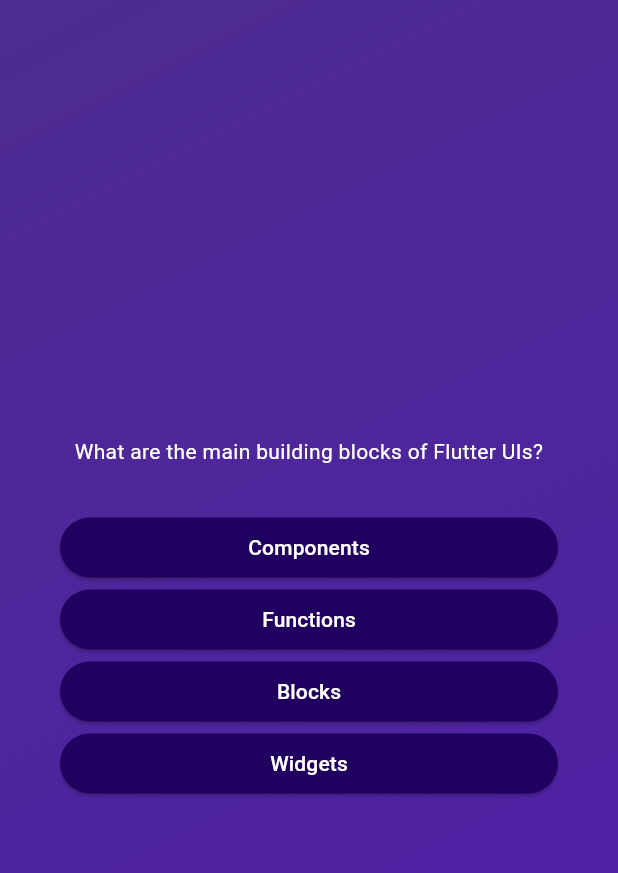
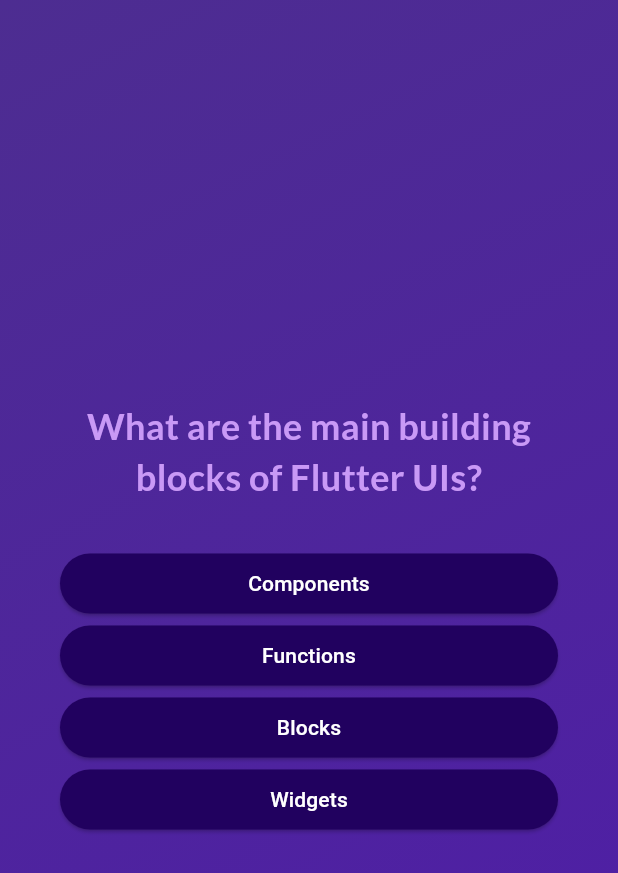
Before and after one commit to bordignonb/third, a Flutter app: the screen it shows after launch, after a tap on "Start Quiz", on a phone screen of 412 x 824 dp. Shown: the top 873 px of the screen. Run offline on Flutter 3.47's test engine with Material 3 defaults, Android fonts, the phone set to English and light mode, and no system bars; our stand-ins replace google_fonts.

Commit message:
lavoro quasi completato manca da affinare l'ultima pagina

```diff
--- a/lib/answer_button.dart
+++ b/lib/answer_button.dart
@@ -1,7 +1,8 @@
 import 'package:flutter/material.dart';
 
 class AnswerButton extends StatelessWidget {
-  const AnswerButton( {required this.answerText, required this.onTap,super.key});
+  const AnswerButton(
+      {required this.answerText, required this.onTap, super.key});
 
   final String answerText;
   final void Function() onTap;
@@ -10,13 +11,18 @@
   Widget build(context) {
     return ElevatedButton(
       onPressed: onTap,
-      style:ElevatedButton.styleFrom(
+      style: ElevatedButton.styleFrom(
         padding: const EdgeInsets.symmetric(vertical: 10, horizontal: 40),
         backgroundColor: const Color.fromARGB(255, 33, 1, 95),
         foregroundColor: Colors.white,
-        shape:RoundedRectangleBorder(borderRadius: BorderRadius.circular(40))
+        shape: RoundedRectangleBorder(
+          borderRadius: BorderRadius.circular(40),
+        ),
       ),
-      child: Text(answerText),
+      child: Text(
+        answerText,
+        textAlign: TextAlign.center,
+      ),
     );
     // TODO: implement build
     throw UnimplementedError();
--- a/lib/questions_screen.dart
+++ b/lib/questions_screen.dart
@@ -1,11 +1,13 @@
 import 'package:flutter/material.dart';
 import 'package:third_app/answer_button.dart';
 import 'package:third_app/models/quiz_question.dart';
-
+import 'package:google_fonts/google_fonts.dart';
 import 'data/questions.dart';
 
 class QuestionScreen extends StatefulWidget {
-  const QuestionScreen({super.key});
+  const QuestionScreen({super.key, required this.onSelectedAnswer});
+
+  final void Function(String answer) onSelectedAnswer;
 
   @override
   State<QuestionScreen> createState() {
@@ -14,11 +16,18 @@
 }
 
 class _QuestionScreenState extends State<QuestionScreen> {
-  var currentQuestionIndex=0;
+  var currentQuestionIndex = 0;
+
+  answerQuestion(String selectAnswer) {
+    widget.onSelectedAnswer(selectAnswer);
+    setState(() {
+      currentQuestionIndex++;
+    });
+  }
 
   @override
   Widget build(context) {
-    final currentQuestion = questions[0];
+    final currentQuestion = questions[currentQuestionIndex];
     return SizedBox(
       width: double.infinity,
       child: Container(
@@ -28,14 +37,24 @@
           crossAxisAlignment: CrossAxisAlignment.stretch,
           children: [
             Text(
-              currentQuestion.text,
-              style: const TextStyle(color: Colors.white),
-              textAlign: TextAlign.center,
+                textAlign: TextAlign.center,
+                currentQuestion.text,
+                style: GoogleFonts.lato(
+                  color: const Color.fromARGB(255, 201, 153, 246),
+                  fontSize: 24,
+                  fontWeight: FontWeight.bold,
+                )),
+            const SizedBox(height: 30),
+            ...currentQuestion.getShuffledAnswer().map(
+              (answer) {
+                return AnswerButton(
+                  answerText: answer,
+                  onTap: () {
+                    answerQuestion(answer);
+                  },
+                );
+              },
             ),
-            const SizedBox(height: 30),
-            ...currentQuestion.getShuffledAnswer().map((answer){
-              return AnswerButton(answerText: answer,onTap: (){});
-            }),
           ],
         ),
       ),
--- a/lib/quiz.dart
+++ b/lib/quiz.dart
@@ -2,6 +2,8 @@
 import 'package:third_app/questions_screen.dart';
 import 'package:third_app/start_screen.dart';
 import 'package:flutter/material.dart';
+import 'package:third_app/data/questions.dart';
+import 'package:third_app/result_screen.dart';
 
 class Quiz extends StatefulWidget {
   const Quiz({super.key});
@@ -13,31 +15,42 @@
 }
 
 class _QuizState extends State<Quiz> {
+  List<String> selectedAnswer = [];
   var activeScreen = 'start_screen';
 
-  //Widget? activeScreen;
-  //@override
-  //void initState() {
-  //  // TODO: implement initState
-  //   activeScreen=  StartScreen(switchScreen);
-  //  super.initState();
-  //}
   void switchScreen() {
     setState(() {
       activeScreen = 'question_screen';
     });
   }
 
+  void chooseAnswer(String answer) {
+    selectedAnswer.add(answer);
+    if (selectedAnswer.length == questions.length) {
+      setState(() {
+        activeScreen = 'results_screen';
+
+      });
+    }
+  }
+
   @override
   Widget build(context) {
-    Widget screenWidget= StartScreen(switchScreen);
-    if(activeScreen == 'question_screen'){
-      screenWidget=const QuestionScreen();
+    Widget screenWidget = StartScreen(switchScreen);
+    if (activeScreen == 'question_screen') {
+      screenWidget = QuestionScreen(onSelectedAnswer: chooseAnswer);
+    }
+    if (activeScreen == 'results_screen') {
+      screenWidget =  ResultScreen(chosenAnswer: selectedAnswer);
     }
     return MaterialApp(
+      theme: ThemeData(
+        useMaterial3: true,
+      ),
       home: Scaffold(
         // mostra quello che vedi nell'app
         body: Container(
+
           decoration: const BoxDecoration(
             gradient: LinearGradient(
               colors: [
@@ -48,7 +61,7 @@
               end: Alignment.bottomRight,
             ),
           ),
-          child:screenWidget,
+          child: screenWidget,
         ), //la classe deve essere chiamata come in java
       ),
     );
--- a/lib/start_screen.dart
+++ b/lib/start_screen.dart
@@ -1,4 +1,5 @@
 import 'package:flutter/material.dart';
+import 'package:google_fonts/google_fonts.dart';
 
 class StartScreen extends StatelessWidget {
   const StartScreen(this.startQuiz,{super.key});
@@ -14,10 +15,10 @@
          //Opacity(opacity: 0.1,
          //child: Image.asset('assets/images/quiz-logo.png', width: 300,)),
           const SizedBox(height: 80),
-          const Text(
+           Text(
             'Learn Flutter the fun way',
-            style: TextStyle(
-              color: Colors.white,
+            style: GoogleFonts.lato(
+              color: const Color.fromARGB(255, 237, 223, 252),
               fontSize: 24,
             ),
           ),
--- a/pubspec.yaml
+++ b/pubspec.yaml
@@ -35,6 +35,7 @@
   # The following adds the Cupertino Icons font to your application.
   # Use with the CupertinoIcons class for iOS style icons.
   cupertino_icons: ^1.0.2
+  google_fonts: ^6.1.0
 
 dev_dependencies:
   flutter_test:
```
Also changed, not shown: lib/question_summery.dart (added, +37 -0 lines), lib/result_screen.dart (added, +51 -0 lines), pubspec.lock.
